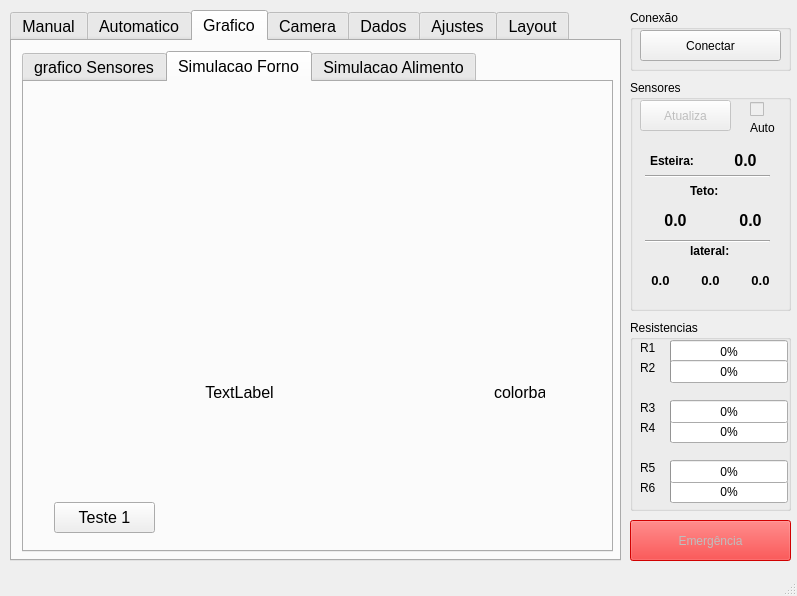
This is GUI/tela.ui in Atzingen/controleForno-interface as Qt 5 draws it before an edit. The edited form follows.
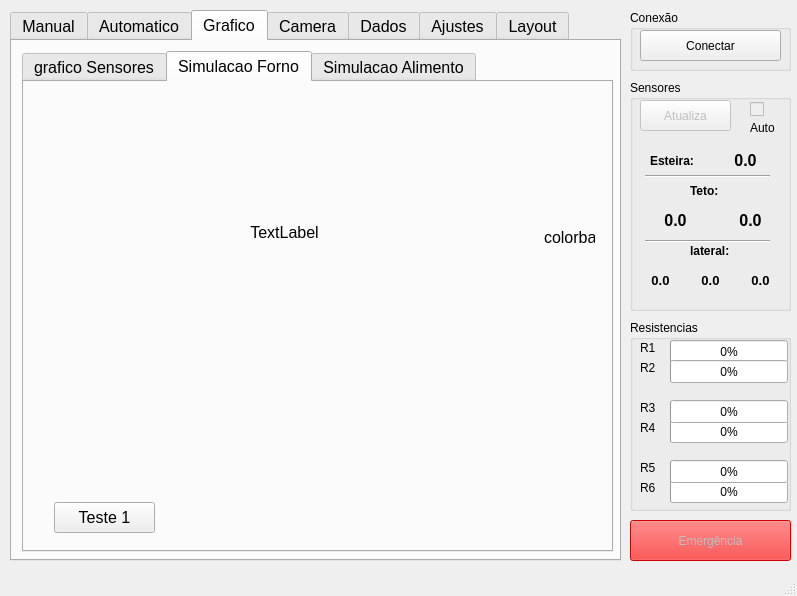
This is the edited form. The open tabs and pages were chosen to show the change. Custom widgets are drawn as their Qt base class.

```diff
--- a/GUI/tela.ui
+++ b/GUI/tela.ui
@@ -1025,9 +1025,9 @@
         <property name="geometry">
          <rect>
           <x>10</x>
-          <y>10</y>
+          <y>290</y>
           <width>561</width>
-          <height>191</height>
+          <height>121</height>
          </rect>
         </property>
         <widget class="QLabel" name="label_layoutForno_2">
@@ -1063,10 +1063,10 @@
        <widget class="QLabel" name="label_37">
         <property name="geometry">
          <rect>
-          <x>10</x>
-          <y>210</y>
-          <width>411</width>
-          <height>201</height>
+          <x>20</x>
+          <y>10</y>
+          <width>481</width>
+          <height>281</height>
          </rect>
         </property>
         <property name="text">
@@ -1079,10 +1079,10 @@
        <widget class="QLabel" name="label_colorbar">
         <property name="geometry">
          <rect>
-          <x>470</x>
-          <y>210</y>
+          <x>520</x>
+          <y>20</y>
           <width>51</width>
-          <height>201</height>
+          <height>271</height>
          </rect>
         </property>
         <property name="text">
```
Left out of the diff: 8 changed lines with no effect on the pictures.
